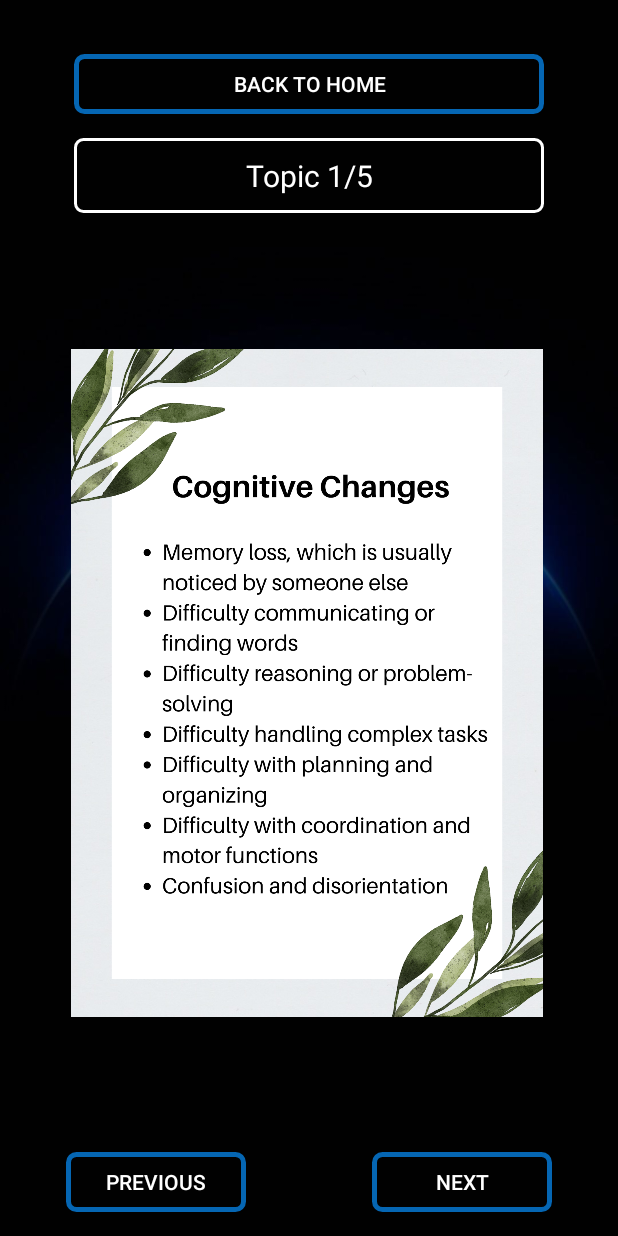
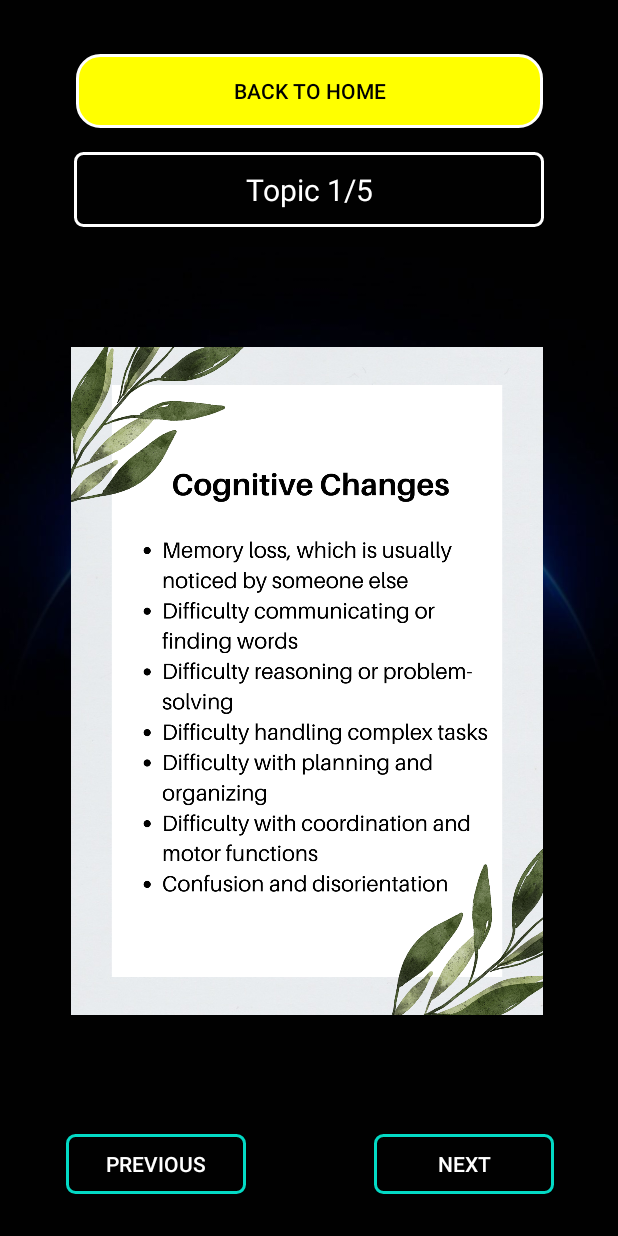
Before and after one commit to tylerlee-2002/MobileProgramming_Assignment, an Android app: the ReadingCornerActivity screen opened directly, with no data from a screen before it, on a phone screen of 412 x 824 dp. Run offline under Robolectric (Android 15) with nearby library versions, the phone set to English and light mode, and no system bars; our stand-ins replace Firebase (no records; nobody signed in at launch, a user with empty details on screens opened directly).

```diff
--- a/app/src/main/res/layout/activity_cert.xml
+++ b/app/src/main/res/layout/activity_cert.xml
@@ -11,9 +11,9 @@
         android:layout_height="wrap_content"
         android:layout_marginStart="24dp"
         android:layout_marginTop="36dp"
-        android:background="@drawable/border_orange"
+        android:background="@drawable/border_button_yellow"
         android:text="@string/back_to_home"
-        android:textColor="@color/white"
+        android:textColor="@color/black"
         app:layout_constraintStart_toStartOf="parent"
         app:layout_constraintTop_toTopOf="parent" />
 
--- a/app/src/main/res/layout/activity_reading_corner.xml
+++ b/app/src/main/res/layout/activity_reading_corner.xml
@@ -14,12 +14,12 @@
 
         <Button
             android:id="@+id/btnBackHome"
-            android:layout_width="313dp"
-            android:layout_height="40dp"
+            android:layout_width="311dp"
+            android:layout_height="49dp"
             android:layout_marginTop="36dp"
-            android:background="@drawable/border_blue"
+            android:background="@drawable/border_button_yellow"
             android:text="@string/back_to_home"
-            android:textColor="@color/white"
+            android:textColor="@color/black"
             app:layout_constraintEnd_toEndOf="parent"
             app:layout_constraintStart_toStartOf="parent"
             app:layout_constraintTop_toTopOf="parent" />
@@ -28,13 +28,13 @@
             android:id="@+id/btnNext"
             android:layout_width="120dp"
             android:layout_height="40dp"
-            android:layout_marginBottom="16dp"
-            android:background="@drawable/border_blue"
+            android:layout_marginBottom="28dp"
+            android:background="@drawable/border_teal"
             android:text="@string/next"
             android:textColor="@color/white"
             app:layout_constraintBottom_toBottomOf="parent"
             app:layout_constraintEnd_toEndOf="parent"
-            app:layout_constraintHorizontal_bias="0.656"
+            app:layout_constraintHorizontal_bias="0.669"
             app:layout_constraintStart_toEndOf="@+id/btnPrevious" />
 
         <TextView
@@ -56,8 +56,8 @@
             android:layout_width="120dp"
             android:layout_height="40dp"
             android:layout_marginStart="44dp"
-            android:layout_marginBottom="16dp"
-            android:background="@drawable/border_blue"
+            android:layout_marginBottom="28dp"
+            android:background="@drawable/border_teal"
             android:text="@string/previous"
             android:textColor="@color/white"
             app:layout_constraintBottom_toBottomOf="parent"
--- a/app/src/main/res/values/styles.xml
+++ b/app/src/main/res/values/styles.xml
@@ -1,9 +1,8 @@
 <?xml version="1.0" encoding="utf-8"?>
 <resources>
-    <style name = "AppTheme" parent = "Theme.AppCompat.Light.NoActionBar">
-        <item name = "colorPrimary">@color/colorPrimary</item>
-        <item name = "colorPrimaryDark">@color/colorPrimaryDark</item>
-        <item name = "colorAccent">@color/light_red</item>
-
+    <style name="AppTheme" parent="Theme.AppCompat.Light.DarkActionBar">
+        <item name="windowActionBar">false</item>
+        <item name="windowNoTitle">true</item>
+        <item name="android:windowFullscreen">true</item>
     </style>
 </resources>
```
Also changed, not shown: app/src/main/AndroidManifest.xml (+8 -21 lines).
